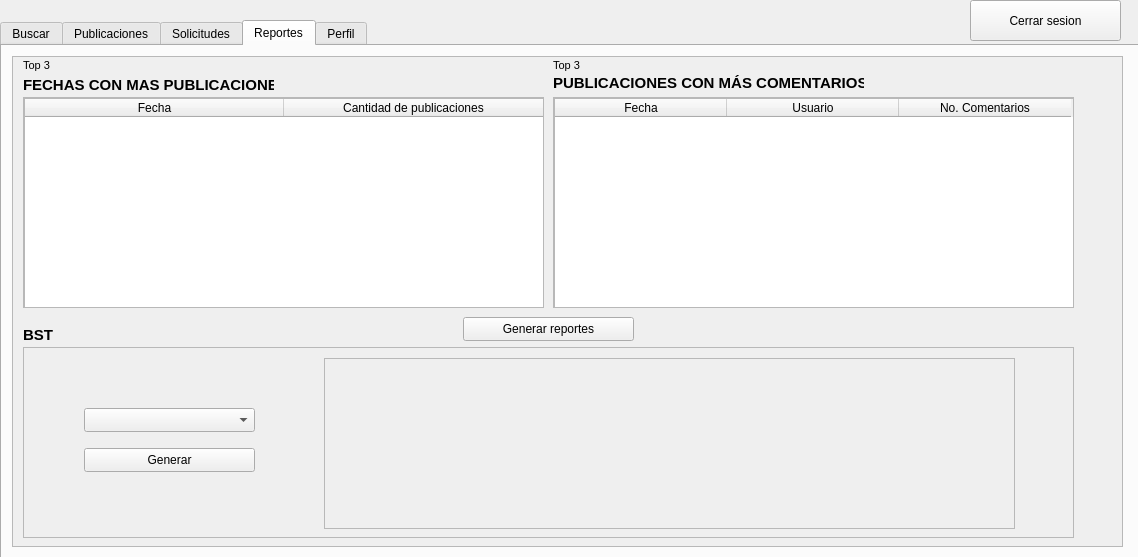
First picture: the form in Fase3/main/usuarios.ui, repository Kevin-alvarez1/PROYECTO_MULTIFASES_RED_SOCIAL, before the edit.
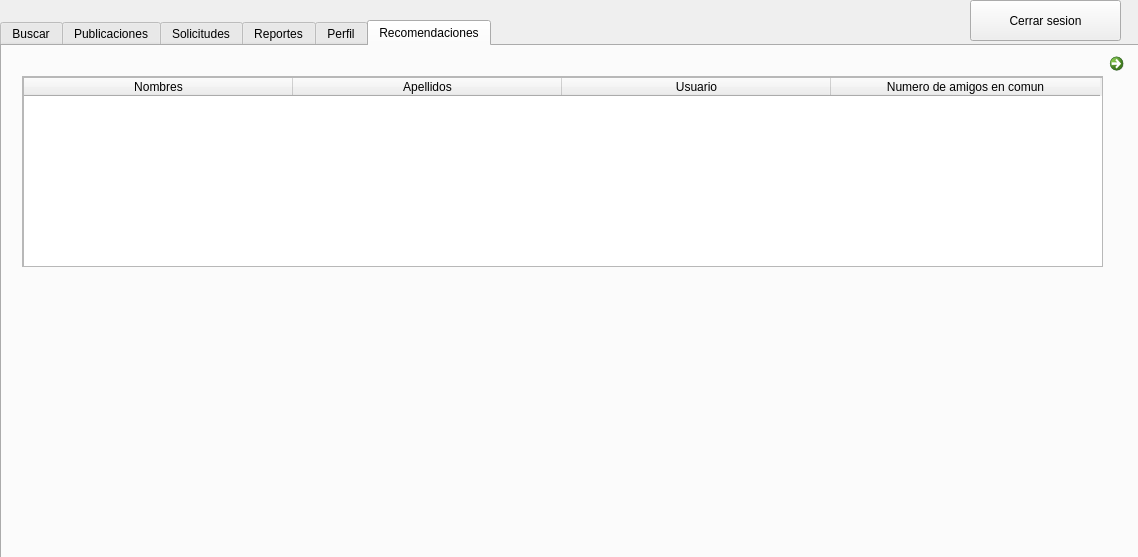
Second picture: the form after the edit. Icons and pictures are not drawn.

Commit message: Se incorporo la recomendacion de amigos y el numero de amigos en comun

Diff of the .ui file:
```diff
--- a/Fase3/main/usuarios.ui
+++ b/Fase3/main/usuarios.ui
@@ -23,7 +23,7 @@
     </rect>
    </property>
    <property name="currentIndex">
-    <number>3</number>
+    <number>5</number>
    </property>
    <widget class="QWidget" name="tab">
     <attribute name="title">
@@ -1293,6 +1293,83 @@
      </property>
     </widget>
    </widget>
+   <widget class="QWidget" name="tab_6">
+    <attribute name="title">
+     <string>Recomendaciones</string>
+    </attribute>
+    <widget class="QScrollArea" name="scrollArea">
+     <property name="geometry">
+      <rect>
+       <x>20</x>
+       <y>30</y>
+       <width>1081</width>
+       <height>191</height>
+      </rect>
+     </property>
+     <property name="widgetResizable">
+      <bool>true</bool>
+     </property>
+     <widget class="QWidget" name="scrollAreaWidgetContents_9">
+      <property name="geometry">
+       <rect>
+        <x>0</x>
+        <y>0</y>
+        <width>1079</width>
+        <height>189</height>
+       </rect>
+      </property>
+      <widget class="QTableWidget" name="tablaRecomendados">
+       <property name="geometry">
+        <rect>
+         <x>0</x>
+         <y>0</y>
+         <width>1081</width>
+         <height>192</height>
+        </rect>
+       </property>
+       <attribute name="horizontalHeaderDefaultSectionSize">
+        <number>269</number>
+       </attribute>
+       <column>
+        <property name="text">
+         <string>Nombres</string>
+        </property>
+       </column>
+       <column>
+        <property name="text">
+         <string>Apellidos</string>
+        </property>
+       </column>
+       <column>
+        <property name="text">
+         <string>Usuario</string>
+        </property>
+       </column>
+       <column>
+        <property name="text">
+         <string>Numero de amigos en comun</string>
+        </property>
+       </column>
+      </widget>
+     </widget>
+    </widget>
+    <widget class="QCommandLinkButton" name="actualizarTablaRecomendados_boton">
+     <property name="geometry">
+      <rect>
+       <x>1100</x>
+       <y>0</y>
+       <width>31</width>
+       <height>41</height>
+      </rect>
+     </property>
+     <property name="text">
+      <string/>
+     </property>
+     <property name="icon">
+      <iconset theme="QIcon::ThemeIcon::SystemReboot"/>
+     </property>
+    </widget>
+   </widget>
   </widget>
   <widget class="QPushButton" name="cerrar_sesion_btn">
    <property name="geometry">
```
The commit also changes 862 other files.
